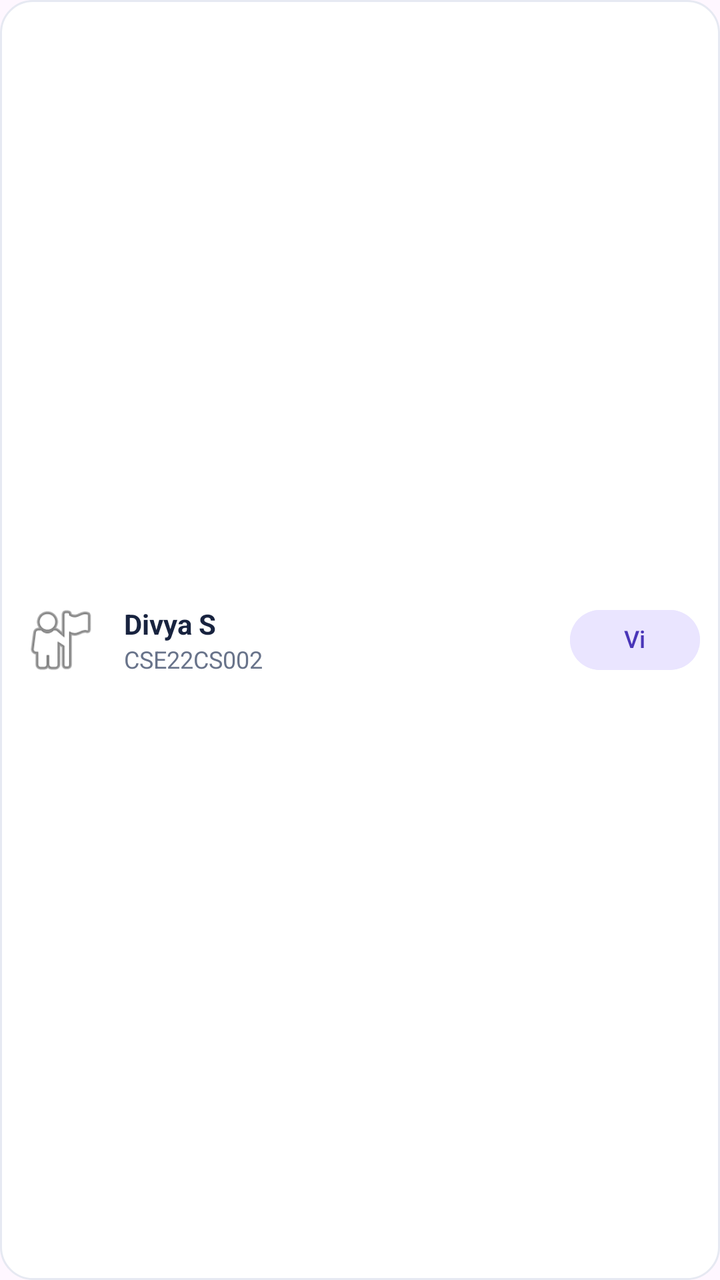
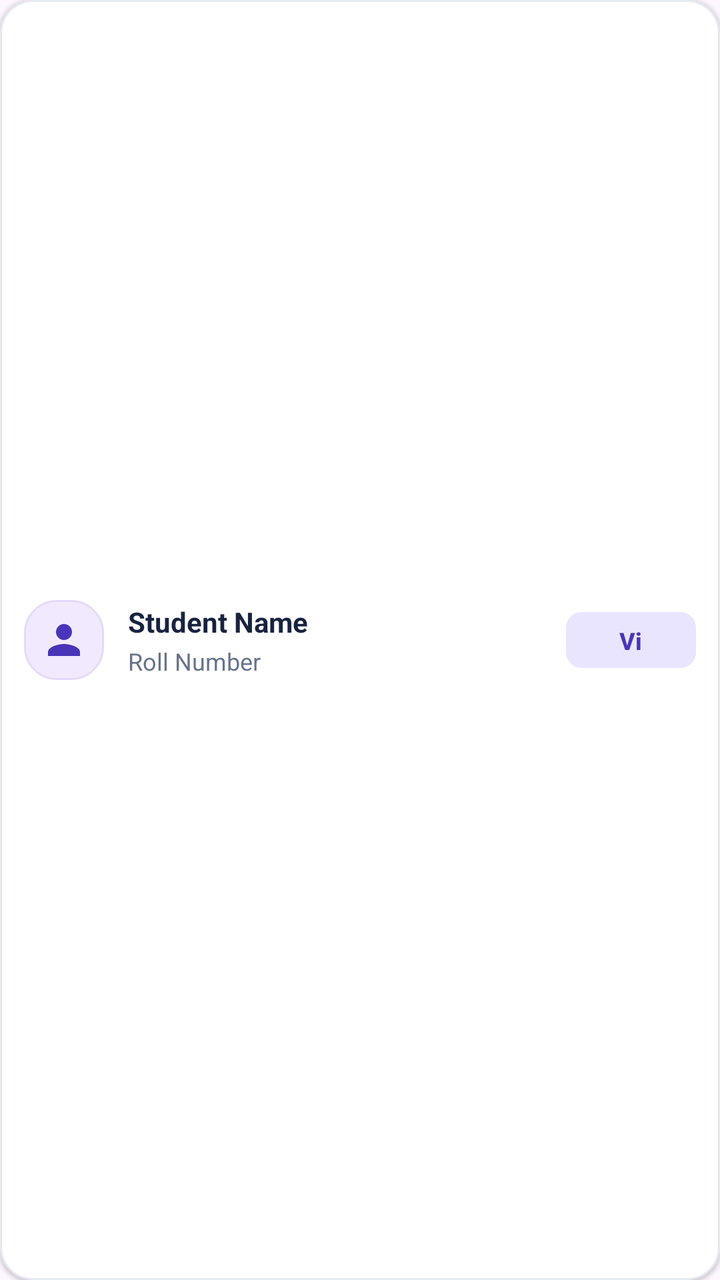

An Android layout rendered at two revisions. The XML below is the earlier revision; the diff shows what the commit changed to produce the second picture.
<!-- AndroidManifest.xml: application theme Theme.TrackPoint -->
<!-- res/layout/item_student.xml -->
<?xml version="1.0" encoding="utf-8"?>
<LinearLayout
    xmlns:android="http://schemas.android.com/apk/res/android"
    android:layout_width="match_parent"
    android:layout_height="76dp"
    android:layout_marginBottom="5dp"
    android:orientation="horizontal"
    android:gravity="center_vertical"
    android:padding="10dp"
    android:background="@drawable/action_card">

    <ImageView
        android:layout_width="40dp"
        android:layout_height="40dp"
        android:src="@android:drawable/ic_menu_myplaces"
        android:contentDescription="Student profile"/>

    <LinearLayout
        android:layout_width="0dp"
        android:layout_height="wrap_content"
        android:layout_weight="1"
        android:orientation="vertical"
        android:layout_marginStart="12dp">

        <TextView
            android:id="@+id/tvStudentName"
            android:layout_width="wrap_content"
            android:layout_height="wrap_content"
            android:text="Divya S"
            android:textColor="#18233F"
            android:textStyle="bold"
            android:textSize="14sp"/>

        <TextView
            android:id="@+id/tvRollNumber"
            android:layout_width="wrap_content"
            android:layout_height="wrap_content"
            android:text="CSE22CS002"
            android:textColor="#68738A"
            android:textSize="12sp"/>

    </LinearLayout>

    <Button
        android:id="@+id/btnViewStudent"
        android:layout_width="65dp"
        android:layout_height="38dp"
        android:text="View"
        android:textColor="#4935B8"
        android:textSize="12sp"
        android:textAllCaps="false"
        android:backgroundTint="#EAE5FF"
        android:minWidth="0dp"
        android:minHeight="0dp"/>

</LinearLayout>
<!-- resources referenced by this layout -->
<resources>
  <!-- drawable action_card (drawable) -->
  <shape xmlns:android="http://schemas.android.com/apk/res/android">
      <solid android:color="#FFFFFF"/>
      <stroke android:width="1dp" android:color="#E6E9F2"/>
      <corners android:radius="16dp"/>
  </shape>
  <style name="Theme.TrackPoint" parent="Base.Theme.TrackPoint" />
  <style name="Base.Theme.TrackPoint" parent="Theme.Material3.DayNight.NoActionBar">
          
          
      </style>
</resources>

<!-- the commit's change to res/layout/item_student.xml (unified diff, before → after) -->
@@ -1,19 +1,24 @@
 <?xml version="1.0" encoding="utf-8"?>
 <LinearLayout
     xmlns:android="http://schemas.android.com/apk/res/android"
+    xmlns:app="http://schemas.android.com/apk/res-auto"
     android:layout_width="match_parent"
-    android:layout_height="76dp"
-    android:layout_marginBottom="5dp"
+    android:layout_height="72dp"
+    android:layout_marginBottom="8dp"
     android:orientation="horizontal"
     android:gravity="center_vertical"
-    android:padding="10dp"
-    android:background="@drawable/action_card">
+    android:padding="12dp"
+    android:background="@drawable/action_card"
+    android:elevation="1dp">
 
     <ImageView
         android:layout_width="40dp"
         android:layout_height="40dp"
-        android:src="@android:drawable/ic_menu_myplaces"
-        android:contentDescription="Student profile"/>
+        android:padding="8dp"
+        android:src="@drawable/profile_symbol"
+        app:tint="#4935B8"
+        android:background="@drawable/card_purple"
+        android:contentDescription="Student Profile"/>
 
     <LinearLayout
         android:layout_width="0dp"
@@ -26,7 +31,7 @@
             android:id="@+id/tvStudentName"
             android:layout_width="wrap_content"
             android:layout_height="wrap_content"
-            android:text="Divya S"
+            android:text="Student Name"
             android:textColor="#18233F"
             android:textStyle="bold"
             android:textSize="14sp"/>
@@ -35,7 +40,8 @@
             android:id="@+id/tvRollNumber"
             android:layout_width="wrap_content"
             android:layout_height="wrap_content"
-            android:text="CSE22CS002"
+            android:layout_marginTop="2dp"
+            android:text="Roll Number"
             android:textColor="#68738A"
             android:textSize="12sp"/>
 
@@ -44,13 +50,15 @@
     <Button
         android:id="@+id/btnViewStudent"
         android:layout_width="65dp"
-        android:layout_height="38dp"
+        android:layout_height="36dp"
         android:text="View"
         android:textColor="#4935B8"
         android:textSize="12sp"
+        android:textStyle="bold"
         android:textAllCaps="false"
         android:backgroundTint="#EAE5FF"
         android:minWidth="0dp"
-        android:minHeight="0dp"/>
+        android:minHeight="0dp"
+        app:cornerRadius="8dp"/>
 
 </LinearLayout>
<!-- resource entries referenced after the edit -->
@@ -6,6 +6,23 @@
       <stroke android:width="1dp" android:color="#E6E9F2"/>
       <corners android:radius="16dp"/>
   </shape>
+  <!-- drawable card_purple (drawable) -->
+  <shape xmlns:android="http://schemas.android.com/apk/res/android">
+      <solid android:color="#F1EAFE"/>
+      <stroke android:width="1dp" android:color="#E5D9FA"/>
+      <corners android:radius="16dp"/>
+  </shape>
+  <!-- drawable profile_symbol (drawable) -->
+  <vector xmlns:android="http://schemas.android.com/apk/res/android"
+      android:width="24dp"
+      android:height="24dp"
+      android:viewportWidth="24"
+      android:viewportHeight="24"
+      android:tint="#000000">
+      <path
+          android:fillColor="@android:color/white"
+          android:pathData="M12,12c2.21,0 4,-1.79 4,-4s-1.79,-4 -4,-4 -4,1.79 -4,4 1.79,4 4,4zM12,14c-2.67,0 -8,1.34 -8,4v2h16v-2c0,-2.66 -5.33,-4 -8,-4z"/>
+  </vector>
   <style name="Theme.TrackPoint" parent="Base.Theme.TrackPoint" />
   <style name="Base.Theme.TrackPoint" parent="Theme.Material3.DayNight.NoActionBar">
           
